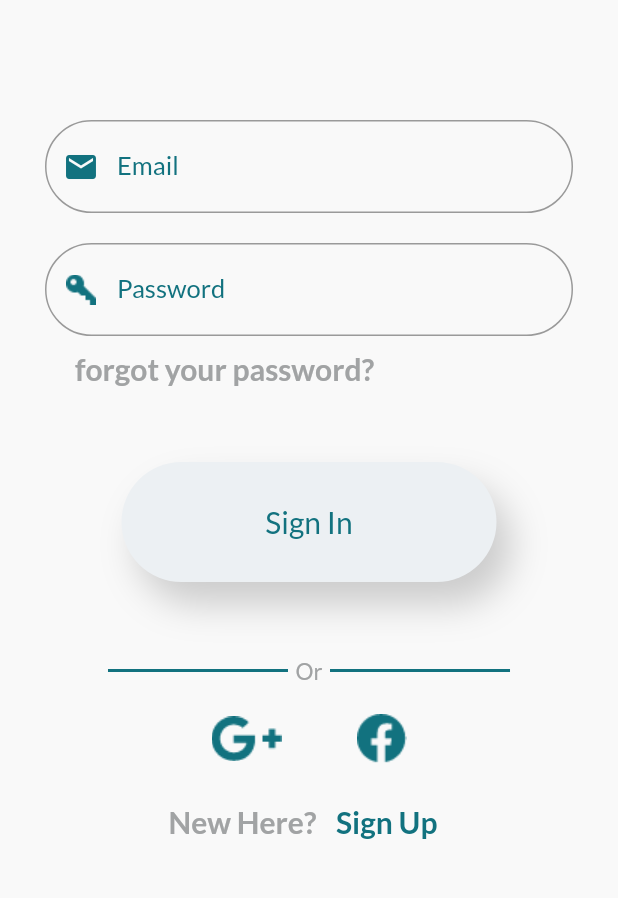
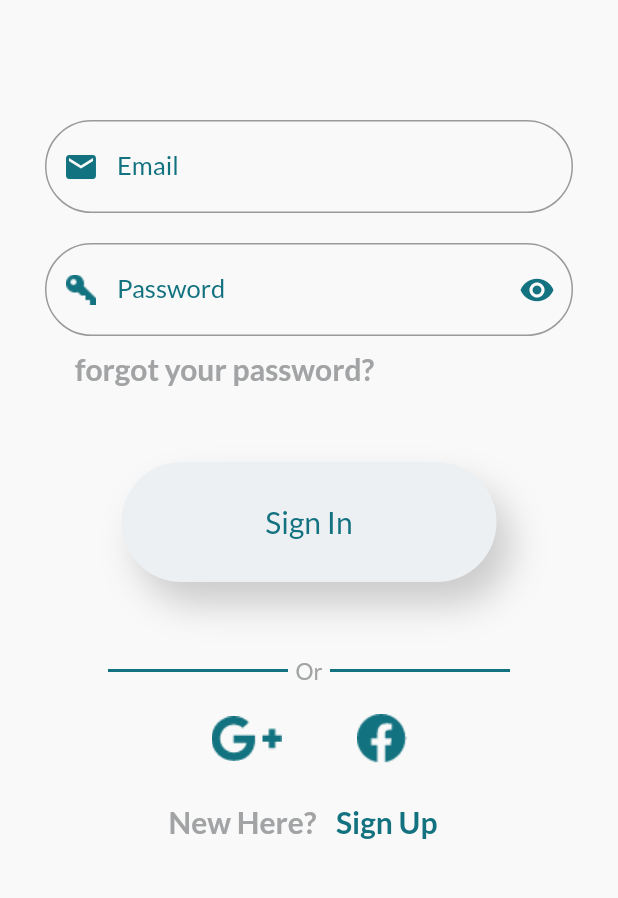
Before and after one commit to UsamaAliBhatti/TheStaffHound, a Flutter app: the screen it shows after launch, on a phone screen of 412 x 824 dp, the part 255-1153 px from its top. Run offline on Flutter 3.47's test engine with Material 2 defaults, Android fonts, the phone set to English and light mode, and no system bars; our stand-ins replace firebase_auth, firebase_core, firebase_messaging, fluttertoast, geocoding, geolocator and 9 more; missing offline and left inert: animate_icons, flutter_local_notifications_plus; accounts and stored records are empty; statements that could not run were skipped.

Commit message:
25-10-2022

```diff
--- a/lib/api_services/auth_service/auth_api.dart
+++ b/lib/api_services/auth_service/auth_api.dart
@@ -55,7 +55,7 @@ class AuthApis {
   // User Sign up  Method
   static Future<SignUpResponse?> registerUser(
       Map<String, dynamic> userData) async {
-    var url = Uri.parse('${Constants.baseUrl}login');
+    var url = Uri.parse('${Constants.baseUrl}register');
     var isConnected = await _networkManager.checkInternetConnection();
 
     if (isConnected) {
@@ -91,6 +91,7 @@ class AuthApis {
     }
   }
 
+//get Branches api
   static Future<BranchesResponse?> getAllBranches() async {
     var url = Uri.parse('${Constants.baseUrl}getBranches');
     var isConnected = await _networkManager.checkInternetConnection();
@@ -107,7 +108,6 @@ class AuthApis {
             throw BadRequestException(utf8.decode(response.bodyBytes),
                 response.request!.url.toString());
           default:
-            print(response.statusCode);
             throw FetchDataException(
                 'Error occured with code : ${response.statusCode}',
                 response.request!.url.toString());
--- a/lib/api_services/controllers/base_controller.dart
+++ b/lib/api_services/controllers/base_controller.dart
@@ -2,7 +2,7 @@ import 'package:the_staff_hound/helper/dialog_helper.dart';
 
 import '../exceptions/api_exceptions.dart';
 
-class BaseControler {
+class BaseController {
   void handleError(error) {
     if (error is BadRequestException) {
       var message = error.message;
--- a/lib/controllers/login_controller.dart
+++ b/lib/controllers/login_controller.dart
@@ -10,9 +10,11 @@ import 'package:the_staff_hound/shared_prefs/shared_prefs.dart';
 
 import '../network_manager/network_state_manager.dart';
 
-class LoginController extends GetxController with BaseControler {
+class LoginController extends GetxController with BaseController {
   final loginFormKey = GlobalKey<FormState>();
   late TextEditingController emailController, passwordController;
+
+  var showPassword = false.obs;
 
   final _networkManager = Get.put(NetworkManager());
 
@@ -27,6 +29,7 @@ class LoginController extends GetxController with BaseControler {
 
     emailController = TextEditingController();
     passwordController = TextEditingController();
+    showPassword.value = true;
   }
 
   @override
@@ -59,7 +62,8 @@ class LoginController extends GetxController with BaseControler {
       return;
     } else {
       loginFormKey.currentState!.save();
-      var userData = await AuthApis.loginUser(email.value, password.value);
+      var userData = await AuthApis.loginUser(email.value, password.value)
+          .catchError(handleError);
       if (userData != null) {
         saveUserMethod(userData, 'Logged in successfully...');
         loginFormKey.currentState!.reset();
--- a/lib/views/login_screen.dart
+++ b/lib/views/login_screen.dart
@@ -5,7 +5,6 @@ import 'package:the_staff_hound/controllers/login_controller.dart';
 import 'package:the_staff_hound/custom_widgets/app_button.dart';
 import 'package:the_staff_hound/custom_widgets/app_text.dart';
 import 'package:the_staff_hound/routes/app_pages.dart';
-
 
 class LoginActivity extends StatelessWidget {
   LoginActivity({Key? key}) : super(key: key);
@@ -62,7 +61,8 @@ class LoginActivity extends StatelessWidget {
                         color: Constants.primaryColor, fontSize: 18),
                   ),
                   const SizedBox(height: 20),
-                  TextFormField(
+                  Obx(() {
+                    return TextFormField(
                       controller: controller.passwordController,
                       onSaved: (value) {
                         controller.password.value = value!;
@@ -70,7 +70,7 @@ class LoginActivity extends StatelessWidget {
                       validator: (value) {
                         return controller.validatePassword(value);
                       },
-                    obscureText: true,
+                      obscureText: controller.showPassword.value,
                       decoration: InputDecoration(
                           border: OutlineInputBorder(
                             borderRadius: BorderRadius.circular(50),
@@ -78,6 +78,17 @@ class LoginActivity extends StatelessWidget {
                                 color: Constants.primaryColor, width: 2.0),
                           ),
                           labelText: "Password",
+                          suffixIcon: InkWell(
+                              onTap: () {
+                                controller.showPassword.value =
+                                    !controller.showPassword.value;
+                              },
+                              child: Icon(
+                                controller.showPassword.value
+                                    ? Icons.visibility
+                                    : Icons.visibility_off,
+                                color: Constants.primaryColor,
+                              )),
                           labelStyle: const TextStyle(
                               color: Constants.primaryColor, fontSize: 17),
                           prefixIcon: Image.asset(Constants.passwordIcon)),
@@ -86,7 +97,8 @@ class LoginActivity extends StatelessWidget {
                         color: Constants.primaryColor,
                         fontSize: 18,
                       ),
-                  ),
+                    );
+                  }),
                   const SizedBox(
                     height: 10,
                   ),
@@ -114,7 +126,6 @@ class LoginActivity extends StatelessWidget {
                       buttonWidth: 250,
                     ),
                     onTap: () {
-
                       controller.checkLogin();
                     },
                   ),
@@ -171,7 +182,6 @@ class LoginActivity extends StatelessWidget {
                       const SizedBox(width: 5),
                       TextButton(
                           onPressed: () {
-
                             Get.toNamed(Routes.SIGN_UP);
                           },
                           child: AppText(
```
Also changed, not shown: lib/controllers/signup_controller.dart (+4 -22 lines), lib/helper/dialog_helper.dart (+7 -5 lines), lib/views/signup_screen.dart (+49 -21 lines). Lines whose indentation alone changed are shown as unchanged.
